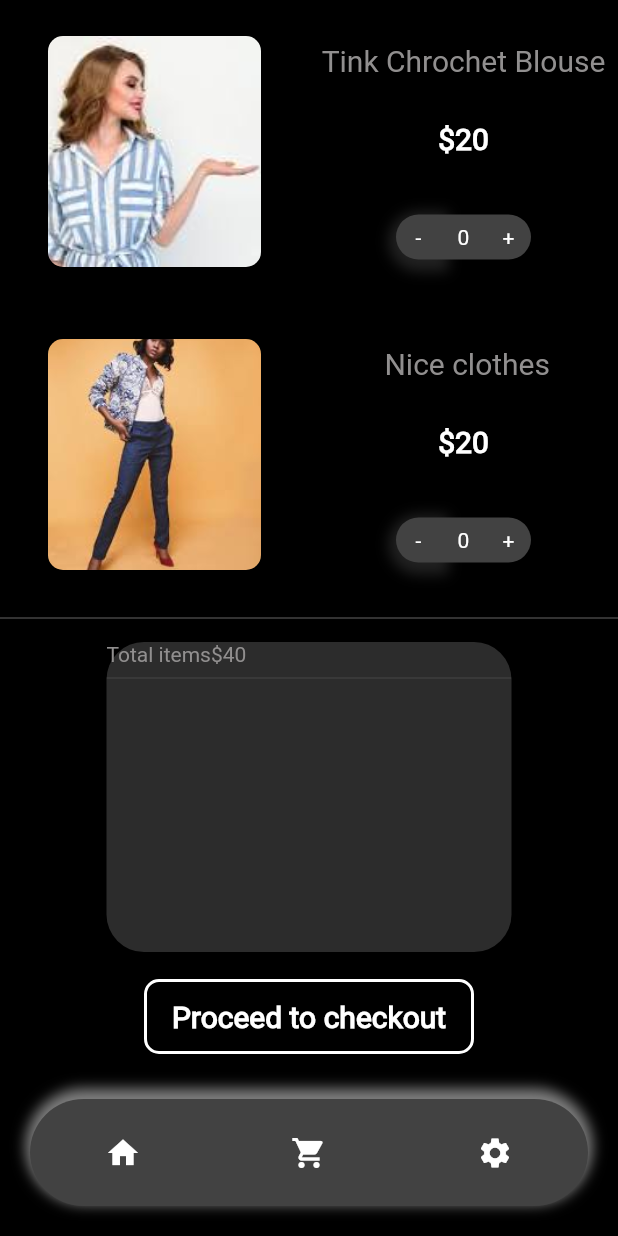
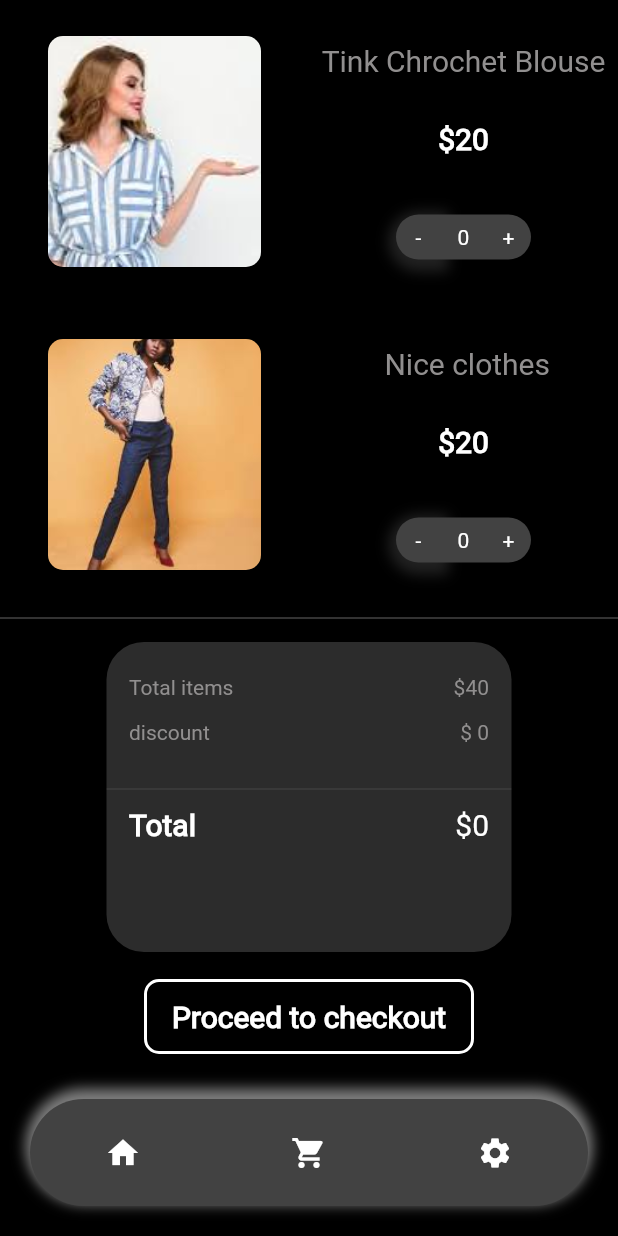
Before and after one commit to enaannan/fashion_shop, a Flutter app: the CartScreen screen opened directly, on a phone screen of 412 x 824 dp. Run offline on Flutter 3.47's test engine with Material 2 defaults, Android fonts, the phone set to English and light mode, and no system bars.

Commit message:
completed the cart screen

```diff
--- a/lib/constants/constants.dart
+++ b/lib/constants/constants.dart
@@ -2,5 +2,7 @@ const String kAfricanWearCategoryName = 'African Wear';
 const String kPalazzoCategoryName = 'Palazzo';
 const String kCrochetCategoryName = 'Crochet';
 
+const String kDiscountTitle = 'discount';
+
 //const String kProductViewScreen = 'productView';
 //const String kProductsScreen = 'productsSreen';
--- a/lib/screens/cart_screen.dart
+++ b/lib/screens/cart_screen.dart
@@ -2,6 +2,7 @@ import 'package:flutter/material.dart';
 import 'package:fashion_shop/components/BottomMenuButton.dart';
 import 'package:fashion_shop/components/OtherProductsImageCard.dart';
 import 'package:fashion_shop/components/QuantityCounterButton.dart';
+import 'package:fashion_shop/constants/constants.dart';
 
 class CartScreen extends StatelessWidget {
   @override
@@ -43,15 +44,30 @@ class CartScreen extends StatelessWidget {
                               BorderRadius.all(Radius.circular(25.0))),
                       child: Column(
                         children: <Widget>[
-                          Column(
-                            children: <Widget>[
                           CheckoutSummary(
                             summaryTitle: 'Total items',
                             summaryValue: '\$40',
                           ),
+                          Divider(),
+                          Padding(
+                            padding: const EdgeInsets.symmetric(
+                                horizontal: 15.0, vertical: 4.0),
+                            child: Row(
+                              mainAxisAlignment: MainAxisAlignment.spaceBetween,
+                              children: <Widget>[
+                                Text(
+                                  'Total',
+                                  style: TextStyle(
+                                      fontWeight: FontWeight.bold,
+                                      fontSize: 20),
+                                ),
+                                Text(
+                                  '\$0',
+                                  style: TextStyle(fontSize: 20),
+                                ),
                               ],
                             ),
-                          Divider(),
+                          )
                         ],
                       ),
                     ),
@@ -93,15 +109,25 @@ class CartScreen extends StatelessWidget {
   }
 }
 
-//Todo: fix this widget to display the 'items     $40'
 class CheckoutSummary extends StatelessWidget {
   final String summaryTitle;
   final String summaryValue;
-  CheckoutSummary({@required this.summaryTitle, @required this.summaryValue});
+  final String discountValue;
+  CheckoutSummary(
+      {@required this.summaryTitle,
+      @required this.summaryValue,
+      this.discountValue = '\$ 0'});
   @override
   Widget build(BuildContext context) {
-    return Expanded(
+    return Padding(
+      padding: const EdgeInsets.all(15.0),
+      child: Column(
+        children: <Widget>[
+          Container(
+            height: 30.0,
+            width: double.infinity,
             child: Row(
+              mainAxisAlignment: MainAxisAlignment.spaceBetween,
               children: <Widget>[
                 Text(
                   summaryTitle,
@@ -111,6 +137,28 @@ class CheckoutSummary extends StatelessWidget {
                   summaryValue,
                   style: TextStyle(
                     color: Color(0xFF918F8F),
+                  ),
+                ),
+              ],
+            ),
+          ),
+          Container(
+            height: 30.0,
+            width: double.infinity,
+            child: Row(
+              mainAxisAlignment: MainAxisAlignment.spaceBetween,
+              children: <Widget>[
+                Text(
+                  kDiscountTitle,
+                  style: TextStyle(color: Color(0xFF918F8F)),
+                ),
+                Text(
+                  discountValue,
+                  style: TextStyle(
+                    color: Color(0xFF918F8F),
+                  ),
+                ),
+              ],
             ),
           ),
         ],
```
Lines whose indentation alone changed are shown as unchanged.
